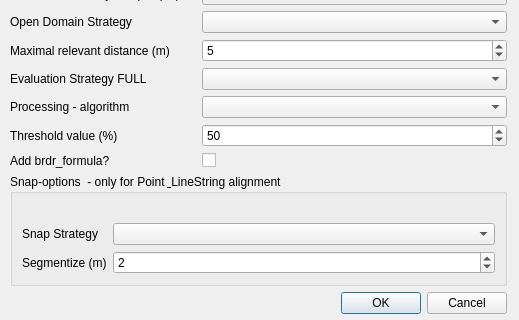
This is plugin/brdrq/brdrq_settings.ui in OnroerendErfgoed/brdrQ as Qt 5 draws it before an edit; both pictures show x 0 to 519 and y 93 to 413 of the 519 by 536 pixel window. The edited form follows.
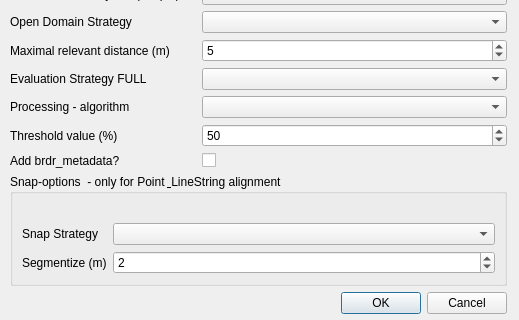
This is the edited form. Custom widgets are drawn as their Qt base class.

Commit message: formula to metadata and metadata_flag

Diff of the .ui file:
```diff
--- a/plugin/brdrq/brdrq_settings.ui
+++ b/plugin/brdrq/brdrq_settings.ui
@@ -121,7 +121,7 @@
       <item row="8" column="0">
        <widget class="QLabel" name="label_11">
         <property name="text">
-         <string>Add brdr_formula?</string>
+         <string>Add brdr_metadata?</string>
         </property>
        </widget>
       </item>
```
Left out of the diff: 2 changed lines with no effect on the pictures. The commit also changes 10 other files.
